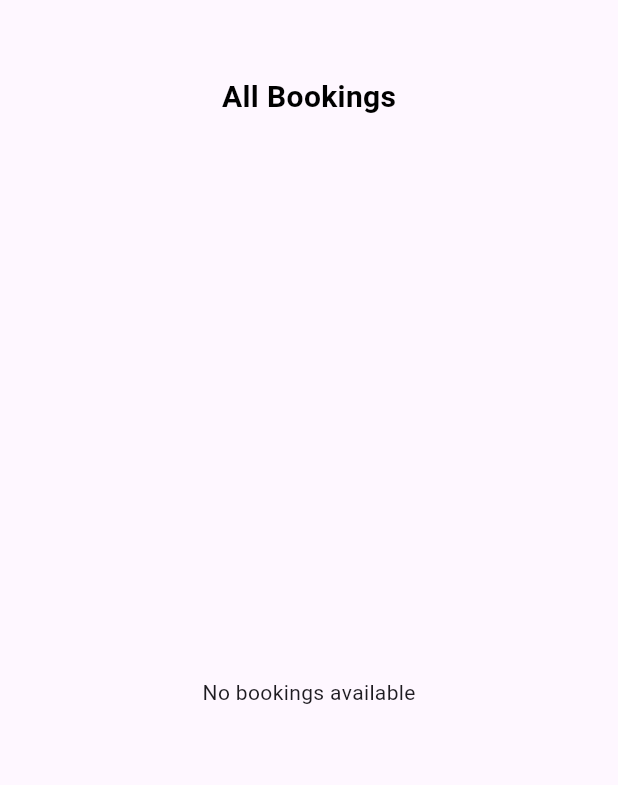
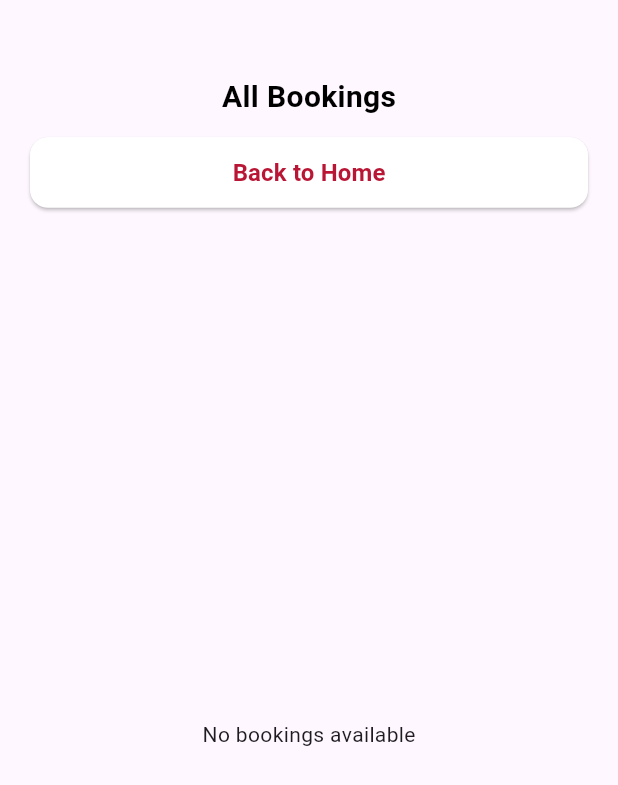
Before and after one commit to sdley/sdley_barber_shop, a Flutter app: the BookingAdmin screen opened directly, on a phone screen of 412 x 824 dp. Shown: the top 785 px of the screen. Run offline on Flutter 3.47's test engine with Material 3 defaults, Android fonts, the phone set to English and light mode, and no system bars; our stand-ins replace cloud_firestore, firebase_auth, firebase_core, random_string, shared_preferences; accounts and stored records are empty.

Commit message:
feat/admin: Added back to home button

```diff
--- a/lib/admin/booking_admin.dart
+++ b/lib/admin/booking_admin.dart
@@ -1,5 +1,6 @@
 import 'package:flutter/material.dart';
 import 'package:sdley_barber_shop/services/database.dart';
+import 'package:sdley_barber_shop/pages/home.dart';
 
 class BookingAdmin extends StatefulWidget {
   const BookingAdmin({super.key});
@@ -158,6 +159,8 @@ class _BookingAdminState extends State<BookingAdmin> {
         margin: EdgeInsets.only(top: 50.0, left: 20.0, right: 20.0),
         child: Column(
           children: [
+            Column(
+              children: [
                 Center(
                   child: Text(
                     "All Bookings",
@@ -168,7 +171,36 @@ class _BookingAdminState extends State<BookingAdmin> {
                     ),
                   ),
                 ),
-            SizedBox(height: 20.0),
+                SizedBox(height: 12.0),
+                SizedBox(
+                  width: double.infinity,
+                  child: ElevatedButton(
+                    onPressed: () {
+                      Navigator.pushReplacement(
+                        context,
+                        MaterialPageRoute(builder: (context) => Home()),
+                      );
+                    },
+                    style: ElevatedButton.styleFrom(
+                      backgroundColor: Colors.white,
+                      padding: EdgeInsets.symmetric(vertical: 12.0),
+                      shape: RoundedRectangleBorder(
+                        borderRadius: BorderRadius.circular(12.0),
+                      ),
+                    ),
+                    child: Text(
+                      'Back to Home',
+                      style: TextStyle(
+                        color: Color(0xFFb91635),
+                        fontSize: 16.0,
+                        fontWeight: FontWeight.bold,
+                      ),
+                    ),
+                  ),
+                ),
+                SizedBox(height: 16.0),
+              ],
+            ),
             Expanded(child: bookingList()),
           ],
         ),
```
Lines whose indentation alone changed are shown as unchanged.
